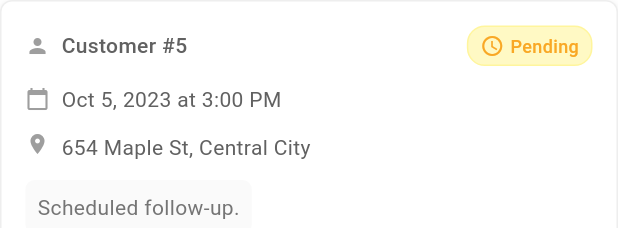
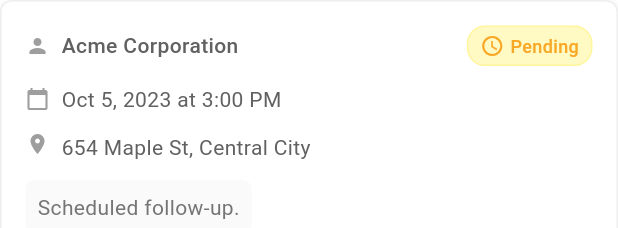
Before and after one commit to CharlesMuchogo/Route-to-Market, a Flutter app: what buildVisitCard() shows on an empty page, opened directly with sample values from the repository, on a phone screen of 412 x 824 dp. Shown: the top 228 px of the screen. Run offline on Flutter 3.47's test engine with Material 3 defaults, Android fonts, the phone set to English and light mode, and no system bars; our stand-ins replace connectivity_plus, dio, equatable, flutter_bloc, flutter_dotenv, hive_flutter and 1 more; accounts and stored records are empty; network calls fail.

```diff
--- a/lib/domain/models/visit/Visit.dart
+++ b/lib/domain/models/visit/Visit.dart
@@ -42,5 +42,5 @@ class Visit {
 
 
 enum NewVisitStatus {
-  pending, created, completed, cancelled
+  pending, completed, cancelled
 }
--- a/lib/presentation/customers/Customers_Visits.dart
+++ b/lib/presentation/customers/Customers_Visits.dart
@@ -113,8 +113,7 @@ class _CustomersVisitsPageState extends State<CustomersVisitsPage> {
             ),
         ],
       ),
-      body: Expanded(
-        child: BlocBuilder<VisitsBloc, VisitsState>(
+      body: BlocBuilder<VisitsBloc, VisitsState>(
         builder: (context, state) {
           if (state.status == VisitsStatus.loading &&
               state.customerVisits.isEmpty) {
@@ -157,7 +156,7 @@ class _CustomersVisitsPageState extends State<CustomersVisitsPage> {
                 ...visits.map(
                   (visit) => Padding(
                     padding: const EdgeInsets.only(bottom: 12),
-                      child: buildVisitCard(visit),
+                    child: buildVisitCard(visit, widget.customer),
                   ),
                 ),
                 const SizedBox(height: 24),
@@ -166,7 +165,6 @@ class _CustomersVisitsPageState extends State<CustomersVisitsPage> {
           );
         },
       ),
-      ),
     );
   }
 }
--- a/lib/presentation/customers/widgets/visit_widget_card.dart
+++ b/lib/presentation/customers/widgets/visit_widget_card.dart
@@ -1,4 +1,5 @@
 import 'package:flutter/material.dart';
+import 'package:route_to_market/domain/models/customer/Customer.dart';
 import 'package:route_to_market/domain/models/visit/Visit.dart';
 
 Widget buildStatCard(String label, String value, Color color) {
@@ -43,7 +44,7 @@ Widget buildStatCard(String label, String value, Color color) {
 
 
 
-Widget buildVisitCard(Visit visit) {
+Widget buildVisitCard(Visit visit, Customer customer) {
   return Container(
     padding: EdgeInsets.all(16),
     decoration: BoxDecoration(
@@ -71,7 +72,9 @@ Widget buildVisitCard(Visit visit) {
                 Icon(Icons.person, size: 16, color: Colors.grey[500]),
                 SizedBox(width: 8),
                 Text(
-                  'Customer #${visit.customerId}',
+                  customer.name,
+                  maxLines: 1,
+                  overflow: TextOverflow.ellipsis,
                   style: TextStyle(
                     fontSize: 14,
                     fontWeight: FontWeight.w500,
```
Also changed, not shown: lib/presentation/bloc/visits/visits_bloc.dart (+0 -10 lines), lib/presentation/visits/customer_visit.dart (+9 -27 lines). Lines whose indentation alone changed are shown as unchanged.
